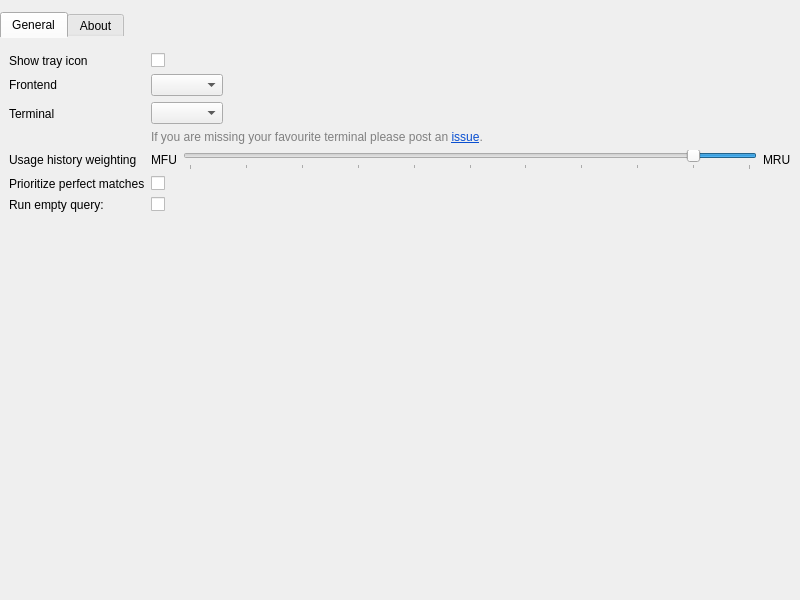
The window that src/settings/settingswindow.ui (albertlauncher/albert) describes before a commit, drawn with Qt 5.
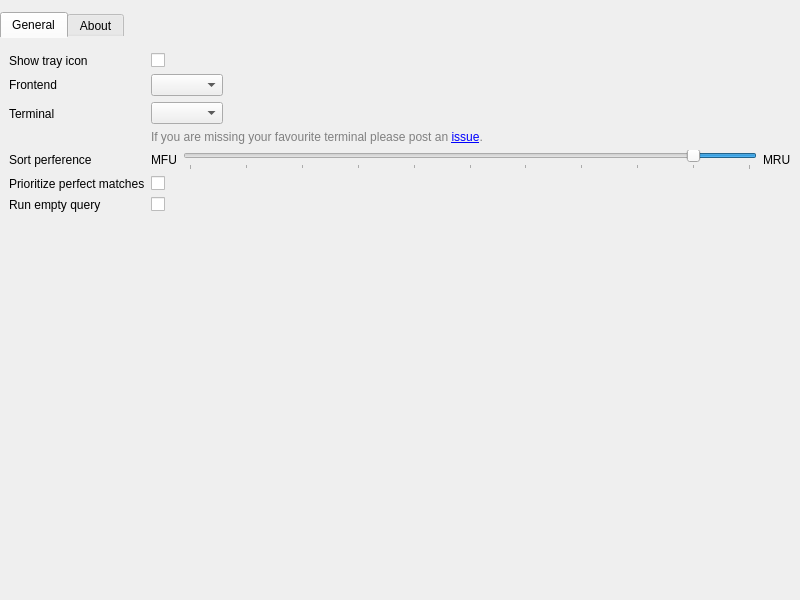
The same window after the commit. Icons and pictures are not drawn.

Patch:
```diff
--- a/src/settings/settingswindow.ui
+++ b/src/settings/settingswindow.ui
@@ -66,6 +66,14 @@
           <bool>true</bool>
          </property>
          <widget class="QWidget" name="scrollAreaGeneralContents">
+          <property name="geometry">
+           <rect>
+            <x>0</x>
+            <y>0</y>
+            <width>800</width>
+            <height>567</height>
+           </rect>
+          </property>
           <layout class="QFormLayout" name="formLayout_general">
            <item row="0" column="0">
             <widget class="QLabel" name="label_show_tray">
@@ -144,14 +152,7 @@
              <item>
               <widget class="QLabel" name="label_5">
                <property name="text">
-                <string>&lt;!DOCTYPE HTML PUBLIC &quot;-//W3C//DTD HTML 4.0//EN&quot; &quot;http://www.w3.org/TR/REC-html40/strict.dtd&quot;&gt;
-&lt;html&gt;&lt;head&gt;&lt;meta name=&quot;qrichtext&quot; content=&quot;1&quot; /&gt;&lt;meta charset=&quot;utf-8&quot; /&gt;&lt;style type=&quot;text/css&quot;&gt;
-p, li { white-space: pre-wrap; }
-hr { height: 1px; border-width: 0; }
-li.unchecked::marker { content: &quot;\2610&quot;; }
-li.checked::marker { content: &quot;\2612&quot;; }
-&lt;/style&gt;&lt;/head&gt;&lt;body style=&quot; font-family:'.AppleSystemUIFont'; font-size:13pt; font-weight:400; font-style:normal;&quot;&gt;
-&lt;p style=&quot; margin-top:12px; margin-bottom:12px; margin-left:0px; margin-right:0px; -qt-block-indent:0; text-indent:0px;&quot;&gt;&lt;span style=&quot; font-size:9pt; color:#808080;&quot;&gt;If you are missing your favourite terminal please post an &lt;/span&gt;&lt;a href=&quot;https://github.com/albertlauncher/albert/issues/new?assignees=ManuelSchneid3r&amp;amp;title=Terminal%20missing&quot;&gt;&lt;span style=&quot; font-size:9pt; text-decoration: underline; color:#094fd1;&quot;&gt;issue&lt;/span&gt;&lt;/a&gt;&lt;span style=&quot; font-size:9pt; color:#808080;&quot;&gt;. &lt;/span&gt;&lt;/p&gt;&lt;/body&gt;&lt;/html&gt;</string>
+                <string>&lt;span style=&quot; font-size:9pt; color:#808080;&quot;&gt;If you are missing your favourite terminal please post an &lt;a href=&quot;https://github.com/albertlauncher/albert/issues/new?assignees=ManuelSchneid3r&amp;amp;title=Terminal%20missing&quot;&gt;issue&lt;/a&gt;.&lt;/span&gt;</string>
                </property>
                <property name="openExternalLinks">
                 <bool>true</bool>
@@ -163,7 +164,7 @@
            <item row="3" column="0">
             <widget class="QLabel" name="label_decay">
              <property name="text">
-              <string>Usage history weighting</string>
+              <string>Sort perference</string>
              </property>
              <property name="buddy">
               <cstring>slider_decay</cstring>
@@ -251,7 +252,7 @@
            <item row="5" column="0">
             <widget class="QLabel" name="label_emptyQuery">
              <property name="text">
-              <string>Run empty query:</string>
+              <string>Run empty query</string>
              </property>
             </widget>
            </item>
```
Left out of the diff: 32 changed lines with no effect on the pictures.
